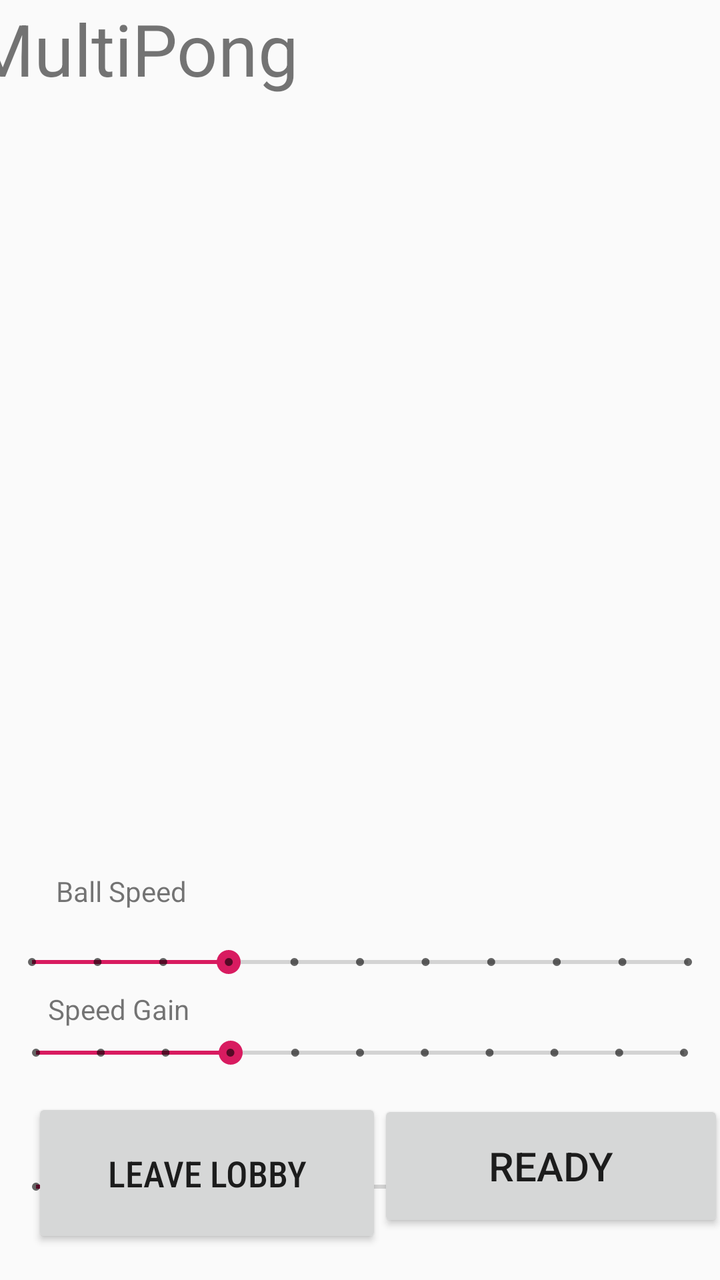
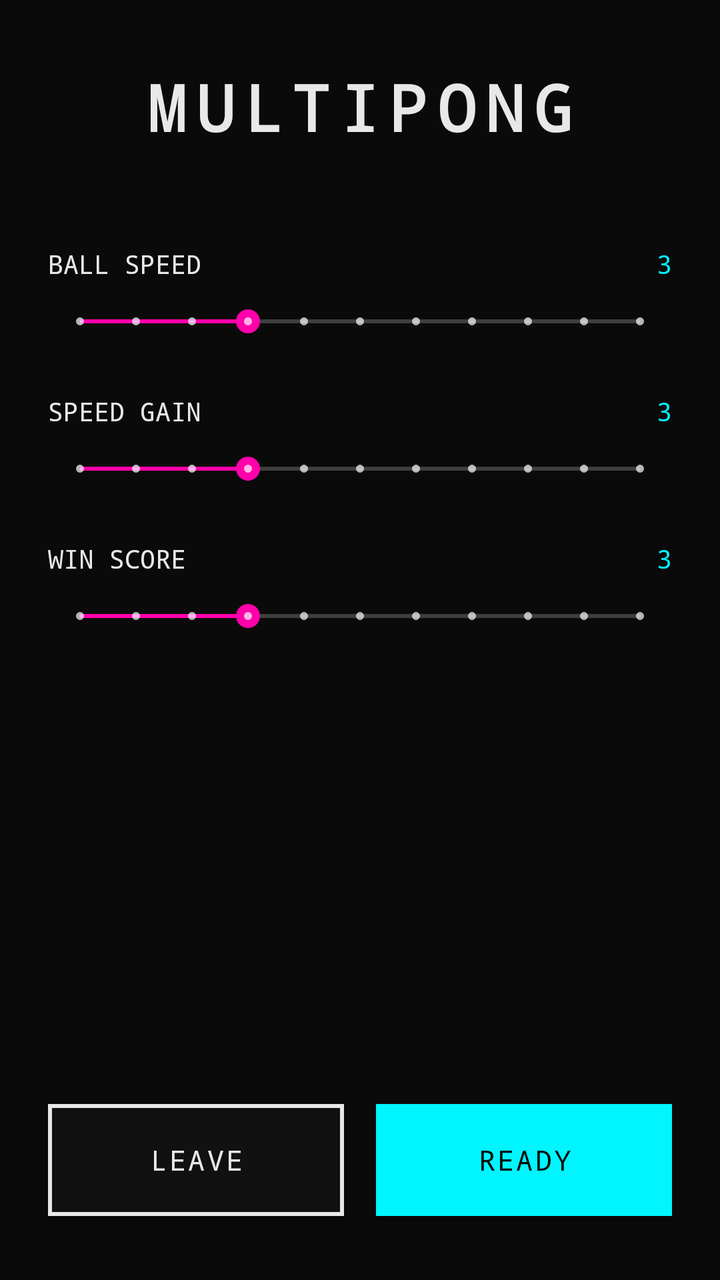

Before-and-after screenshots of an Android layout around one commit, followed by the original layout XML and the change that was made.
<!-- AndroidManifest.xml: application theme AppTheme -->
<!-- res/layout/client_lobby.xml -->
<?xml version="1.0" encoding="utf-8"?>
<androidx.constraintlayout.widget.ConstraintLayout
    xmlns:android="http://schemas.android.com/apk/res/android"
    xmlns:app="http://schemas.android.com/apk/res-auto"
    xmlns:tools="http://schemas.android.com/tools"
    android:layout_width="match_parent"
    android:layout_height="match_parent">

    <Button
        android:id="@+id/Lobby_BTN_Disonnect"
        android:layout_width="175dp"
        android:layout_height="75dp"
        android:layout_marginStart="16dp"
        android:layout_marginBottom="16dp"
        android:fontFamily="sans-serif-condensed-medium"
        android:text="Leave Lobby"
        android:textSize="18sp"
        app:layout_constraintBottom_toBottomOf="parent"
        app:layout_constraintStart_toStartOf="parent" />

    <TextView
        android:id="@+id/Lobby_Textview_Title"
        android:layout_width="405dp"
        android:layout_height="54dp"
        android:text="MultiPong"
        android:textSize="36sp"
        app:layout_constraintEnd_toEndOf="parent"
        app:layout_constraintHorizontal_bias="0.333"
        app:layout_constraintStart_toStartOf="parent"
        app:layout_constraintTop_toTopOf="parent" />

    <ScrollView
        android:id="@+id/Lobby_Scrollview_Players"
        android:layout_width="409dp"
        android:layout_height="366dp"
        app:layout_constraintBottom_toBottomOf="parent"
        app:layout_constraintEnd_toEndOf="parent"
        app:layout_constraintHorizontal_bias="1.0"
        app:layout_constraintStart_toStartOf="parent"
        app:layout_constraintTop_toBottomOf="@+id/Lobby_Textview_Title"
        app:layout_constraintVertical_bias="0.0">

        <LinearLayout
            android:layout_width="match_parent"
            android:layout_height="wrap_content"
            android:orientation="vertical" />
    </ScrollView>

    <TextView
        android:id="@+id/Lobby_TextView_StartVelocity"
        android:layout_width="wrap_content"
        android:layout_height="wrap_content"
        android:layout_marginStart="28dp"
        android:layout_marginTop="16dp"
        android:text="Ball Speed"
        app:layout_constraintStart_toStartOf="parent"
        app:layout_constraintTop_toBottomOf="@+id/Lobby_Scrollview_Players" />

    <Button
        android:id="@+id/Lobby_Switch_Ready"
        android:layout_width="173dp"
        android:layout_height="66dp"
        android:layout_marginBottom="24dp"
        android:text="Ready"
        android:textSize="20sp"
        app:layout_constraintBottom_toBottomOf="parent"
        app:layout_constraintEnd_toEndOf="parent"
        app:layout_constraintStart_toEndOf="@+id/Lobby_BTN_Disonnect" />

    <SeekBar
        android:id="@+id/Lobby_SeekBar_StartVelocity"
        style="@style/Widget.AppCompat.SeekBar.Discrete"
        android:layout_width="360dp"
        android:layout_height="28dp"
        android:layout_marginTop="12dp"
        android:max="10"
        android:progress="3"
        app:layout_constraintEnd_toEndOf="parent"
        app:layout_constraintHorizontal_bias="0.431"
        app:layout_constraintStart_toStartOf="parent"
        app:layout_constraintTop_toBottomOf="@+id/Lobby_TextView_StartVelocity" />

    <TextView
        android:id="@+id/lobby_TextView_VelocityGain"
        android:layout_width="wrap_content"
        android:layout_height="wrap_content"
        android:layout_marginStart="24dp"
        android:text="Speed Gain"
        app:layout_constraintStart_toStartOf="parent"
        app:layout_constraintTop_toBottomOf="@+id/Lobby_SeekBar_StartVelocity" />

    <SeekBar
        android:id="@+id/Lobby_SeekBar_VelocityGain"
        style="@style/Widget.AppCompat.SeekBar.Discrete"
        android:layout_width="356dp"
        android:layout_height="25dp"
        android:max="10"
        android:progress="3"
        app:layout_constraintEnd_toEndOf="parent"
        app:layout_constraintHorizontal_bias="0.472"
        app:layout_constraintStart_toStartOf="parent"
        app:layout_constraintTop_toBottomOf="@+id/lobby_TextView_VelocityGain" />

    <TextView
        android:id="@+id/lobby_TextView_EndPoints"
        android:layout_width="wrap_content"
        android:layout_height="wrap_content"
        android:layout_marginStart="28dp"
        android:layout_marginTop="16dp"
        android:text="Win Score"
        app:layout_constraintStart_toStartOf="parent"
        app:layout_constraintTop_toBottomOf="@+id/Lobby_SeekBar_VelocityGain" />

    <SeekBar
        android:id="@+id/Lobby_SeekBar_EndPoints"
        style="@style/Widget.AppCompat.SeekBar.Discrete"
        android:layout_width="356dp"
        android:layout_height="23dp"
        android:layout_marginTop="8dp"
        android:max="10"
        android:progress="3"
        app:layout_constraintEnd_toEndOf="parent"
        app:layout_constraintHorizontal_bias="0.49"
        app:layout_constraintStart_toStartOf="parent"
        app:layout_constraintTop_toBottomOf="@+id/lobby_TextView_EndPoints" />

</androidx.constraintlayout.widget.ConstraintLayout>
<!-- resources referenced by this layout -->
<resources>
  <style name="AppTheme" parent="Theme.AppCompat.Light.NoActionBar">
          <item name="colorPrimary">@color/colorPrimary</item>
          <item name="colorPrimaryDark">@color/colorPrimaryDark</item>
          <item name="colorAccent">@color/colorAccent</item>
      </style>
  <color name="colorPrimary">#0c7c51</color>
  <color name="colorPrimaryDark">#00574B</color>
  <color name="colorAccent">#D81B60</color>
</resources>

<!-- the commit's change to res/layout/client_lobby.xml (unified diff, before → after) -->
@@ -2,81 +2,61 @@
 <androidx.constraintlayout.widget.ConstraintLayout
     xmlns:android="http://schemas.android.com/apk/res/android"
     xmlns:app="http://schemas.android.com/apk/res-auto"
-    xmlns:tools="http://schemas.android.com/tools"
     android:layout_width="match_parent"
-    android:layout_height="match_parent">
-
-    <Button
-        android:id="@+id/Lobby_BTN_Disonnect"
-        android:layout_width="175dp"
-        android:layout_height="75dp"
-        android:layout_marginStart="16dp"
-        android:layout_marginBottom="16dp"
-        android:fontFamily="sans-serif-condensed-medium"
-        android:text="Leave Lobby"
-        android:textSize="18sp"
-        app:layout_constraintBottom_toBottomOf="parent"
-        app:layout_constraintStart_toStartOf="parent" />
+    android:layout_height="match_parent"
+    android:background="@color/bg_black">
 
     <TextView
         android:id="@+id/Lobby_Textview_Title"
-        android:layout_width="405dp"
-        android:layout_height="54dp"
-        android:text="MultiPong"
-        android:textSize="36sp"
+        android:layout_width="wrap_content"
+        android:layout_height="wrap_content"
+        android:layout_marginTop="32dp"
+        android:fontFamily="monospace"
+        android:letterSpacing="0.15"
+        android:text="@string/lobby_title"
+        android:textColor="@color/pixel_white"
+        android:textSize="32sp"
+        android:textStyle="bold"
         app:layout_constraintEnd_toEndOf="parent"
-        app:layout_constraintHorizontal_bias="0.333"
         app:layout_constraintStart_toStartOf="parent"
         app:layout_constraintTop_toTopOf="parent" />
 
-    <ScrollView
-        android:id="@+id/Lobby_Scrollview_Players"
-        android:layout_width="409dp"
-        android:layout_height="366dp"
-        app:layout_constraintBottom_toBottomOf="parent"
-        app:layout_constraintEnd_toEndOf="parent"
-        app:layout_constraintHorizontal_bias="1.0"
-        app:layout_constraintStart_toStartOf="parent"
-        app:layout_constraintTop_toBottomOf="@+id/Lobby_Textview_Title"
-        app:layout_constraintVertical_bias="0.0">
-
-        <LinearLayout
-            android:layout_width="match_parent"
-            android:layout_height="wrap_content"
-            android:orientation="vertical" />
-    </ScrollView>
+    
 
     <TextView
         android:id="@+id/Lobby_TextView_StartVelocity"
         android:layout_width="wrap_content"
         android:layout_height="wrap_content"
-        android:layout_marginStart="28dp"
-        android:layout_marginTop="16dp"
-        android:text="Ball Speed"
+        android:layout_marginStart="24dp"
+        android:layout_marginTop="48dp"
+        android:text="@string/label_ball_speed"
+        android:textColor="@color/pixel_white"
+        android:textSize="13sp"
         app:layout_constraintStart_toStartOf="parent"
-        app:layout_constraintTop_toBottomOf="@+id/Lobby_Scrollview_Players" />
+        app:layout_constraintTop_toBottomOf="@+id/Lobby_Textview_Title" />
 
-    <Button
-        android:id="@+id/Lobby_Switch_Ready"
-        android:layout_width="173dp"
-        android:layout_height="66dp"
-        android:layout_marginBottom="24dp"
-        android:text="Ready"
-        android:textSize="20sp"
-        app:layout_constraintBottom_toBottomOf="parent"
+    <TextView
+        android:id="@+id/Lobby_TV_SpeedVal"
+        android:layout_width="wrap_content"
+        android:layout_height="wrap_content"
+        android:layout_marginEnd="24dp"
+        android:text="3"
+        android:textColor="@color/neon_cyan"
+        android:textSize="13sp"
         app:layout_constraintEnd_toEndOf="parent"
-        app:layout_constraintStart_toEndOf="@+id/Lobby_BTN_Disonnect" />
+        app:layout_constraintTop_toTopOf="@+id/Lobby_TextView_StartVelocity" />
 
     <SeekBar
         android:id="@+id/Lobby_SeekBar_StartVelocity"
         style="@style/Widget.AppCompat.SeekBar.Discrete"
-        android:layout_width="360dp"
-        android:layout_height="28dp"
-        android:layout_marginTop="12dp"
+        android:layout_width="0dp"
+        android:layout_height="32dp"
+        android:layout_marginStart="24dp"
+        android:layout_marginTop="4dp"
+        android:layout_marginEnd="24dp"
         android:max="10"
         android:progress="3"
         app:layout_constraintEnd_toEndOf="parent"
-        app:layout_constraintHorizontal_bias="0.431"
         app:layout_constraintStart_toStartOf="parent"
         app:layout_constraintTop_toBottomOf="@+id/Lobby_TextView_StartVelocity" />
 
@@ -85,19 +65,35 @@
         android:layout_width="wrap_content"
         android:layout_height="wrap_content"
         android:layout_marginStart="24dp"
-        android:text="Speed Gain"
+        android:layout_marginTop="20dp"
+        android:text="@string/label_speed_gain"
+        android:textColor="@color/pixel_white"
+        android:textSize="13sp"
         app:layout_constraintStart_toStartOf="parent"
         app:layout_constraintTop_toBottomOf="@+id/Lobby_SeekBar_StartVelocity" />
+
+    <TextView
+        android:id="@+id/Lobby_TV_GainVal"
+        android:layout_width="wrap_content"
+        android:layout_height="wrap_content"
+        android:layout_marginEnd="24dp"
+        android:text="3"
+        android:textColor="@color/neon_cyan"
+        android:textSize="13sp"
+        app:layout_constraintEnd_toEndOf="parent"
+        app:layout_constraintTop_toTopOf="@+id/lobby_TextView_VelocityGain" />
 
     <SeekBar
         android:id="@+id/Lobby_SeekBar_VelocityGain"
         style="@style/Widget.AppCompat.SeekBar.Discrete"
-        android:layout_width="356dp"
-        android:layout_height="25dp"
+        android:layout_width="0dp"
+        android:layout_height="32dp"
+        android:layout_marginStart="24dp"
+        android:layout_marginTop="4dp"
+        android:layout_marginEnd="24dp"
         android:max="10"
         android:progress="3"
         app:layout_constraintEnd_toEndOf="parent"
-        app:layout_constraintHorizontal_bias="0.472"
         app:layout_constraintStart_toStartOf="parent"
         app:layout_constraintTop_toBottomOf="@+id/lobby_TextView_VelocityGain" />
 
@@ -105,23 +101,65 @@
         android:id="@+id/lobby_TextView_EndPoints"
         android:layout_width="wrap_content"
         android:layout_height="wrap_content"
-        android:layout_marginStart="28dp"
-        android:layout_marginTop="16dp"
-        android:text="Win Score"
+        android:layout_marginStart="24dp"
+        android:layout_marginTop="20dp"
+        android:text="@string/label_win_score"
+        android:textColor="@color/pixel_white"
+        android:textSize="13sp"
         app:layout_constraintStart_toStartOf="parent"
         app:layout_constraintTop_toBottomOf="@+id/Lobby_SeekBar_VelocityGain" />
+
+    <TextView
+        android:id="@+id/Lobby_TV_PointsVal"
+        android:layout_width="wrap_content"
+        android:layout_height="wrap_content"
+        android:layout_marginEnd="24dp"
+        android:text="3"
+        android:textColor="@color/neon_cyan"
+        android:textSize="13sp"
+        app:layout_constraintEnd_toEndOf="parent"
+        app:layout_constraintTop_toTopOf="@+id/lobby_TextView_EndPoints" />
 
     <SeekBar
         android:id="@+id/Lobby_SeekBar_EndPoints"
         style="@style/Widget.AppCompat.SeekBar.Discrete"
-        android:layout_width="356dp"
-        android:layout_height="23dp"
-        android:layout_marginTop="8dp"
+        android:layout_width="0dp"
+        android:layout_height="32dp"
+        android:layout_marginStart="24dp"
+        android:layout_marginTop="4dp"
+        android:layout_marginEnd="24dp"
         android:max="10"
         android:progress="3"
         app:layout_constraintEnd_toEndOf="parent"
-        app:layout_constraintHorizontal_bias="0.49"
         app:layout_constraintStart_toStartOf="parent"
         app:layout_constraintTop_toBottomOf="@+id/lobby_TextView_EndPoints" />
 
+    
+
+    <Button
+        android:id="@+id/Lobby_BTN_Disonnect"
+        android:layout_width="0dp"
+        android:layout_height="56dp"
+        android:layout_marginStart="24dp"
+        android:layout_marginEnd="8dp"
+        android:layout_marginBottom="32dp"
+        android:text="@string/btn_leave"
+        app:layout_constraintBottom_toBottomOf="parent"
+        app:layout_constraintEnd_toStartOf="@+id/Lobby_Switch_Ready"
+        app:layout_constraintStart_toStartOf="parent" />
+
+    <Button
+        android:id="@+id/Lobby_Switch_Ready"
+        android:layout_width="0dp"
+        android:layout_height="56dp"
+        android:layout_marginStart="8dp"
+        android:layout_marginEnd="24dp"
+        android:layout_marginBottom="32dp"
+        android:text="@string/btn_ready"
+        android:textColor="@color/bg_black"
+        android:backgroundTint="@color/neon_cyan"
+        app:layout_constraintBottom_toBottomOf="parent"
+        app:layout_constraintEnd_toEndOf="parent"
+        app:layout_constraintStart_toEndOf="@+id/Lobby_BTN_Disonnect" />
+
 </androidx.constraintlayout.widget.ConstraintLayout>
<!-- resource entries referenced after the edit -->
@@ -1,12 +1,62 @@
 <!-- resources referenced by this layout -->
 <resources>
-  <style name="AppTheme" parent="Theme.AppCompat.Light.NoActionBar">
-          <item name="colorPrimary">@color/colorPrimary</item>
-          <item name="colorPrimaryDark">@color/colorPrimaryDark</item>
-          <item name="colorAccent">@color/colorAccent</item>
+  <color name="bg_black">#0A0A0A</color>
+  <color name="neon_cyan">#00F5FF</color>
+  <color name="pixel_white">#E8E8E8</color>
+  <string name="btn_leave">LEAVE</string>
+  <string name="btn_ready">READY</string>
+  <string name="label_ball_speed">BALL SPEED</string>
+  <string name="label_speed_gain">SPEED GAIN</string>
+  <string name="label_win_score">WIN SCORE</string>
+  <string name="lobby_title">MULTIPONG</string>
+  <style name="AppTheme" parent="Theme.AppCompat.NoActionBar">
+          <item name="colorPrimary">@color/neon_cyan</item>
+          <item name="colorPrimaryDark">@color/bg_black</item>
+          <item name="colorAccent">@color/neon_magenta</item>
+          <item name="android:windowBackground">@color/bg_black</item>
+          <item name="android:textColor">@color/pixel_white</item>
+          <item name="android:fontFamily">monospace</item>
+          <item name="buttonStyle">@style/RetroButton</item>
       </style>
-  <color name="colorPrimary">#0c7c51</color>
-  <color name="colorPrimaryDark">#00574B</color>
-  <color name="colorAccent">#D81B60</color>
+  <color name="neon_magenta">#FF00AA</color>
+  <style name="RetroButton" parent="Widget.AppCompat.Button">
+          <item name="android:fontFamily">monospace</item>
+          <item name="android:textColor">@color/pixel_white</item>
+          <item name="android:textAllCaps">true</item>
+          <item name="android:letterSpacing">0.08</item>
+          <item name="android:background">@drawable/btn_retro</item>
+          <item name="android:paddingStart">20dp</item>
+          <item name="android:paddingEnd">20dp</item>
+          <item name="android:paddingTop">12dp</item>
+          <item name="android:paddingBottom">12dp</item>
+      </style>
+  <!-- drawable btn_retro (drawable) -->
+  <?xml version="1.0" encoding="utf-8"?>
+  <selector xmlns:android="http://schemas.android.com/apk/res/android">
+  
+      
+      <item android:state_pressed="true">
+          <shape>
+              <solid android:color="#00F5FF" />
+          </shape>
+      </item>
+  
+      
+      <item android:state_focused="true">
+          <shape>
+              <solid android:color="#111111" />
+              <stroke android:width="2dp" android:color="#00F5FF" />
+          </shape>
+      </item>
+  
+      
+      <item>
+          <shape>
+              <solid android:color="#111111" />
+              <stroke android:width="2dp" android:color="#E8E8E8" />
+          </shape>
+      </item>
+  
+  </selector>
 </resources>
 
